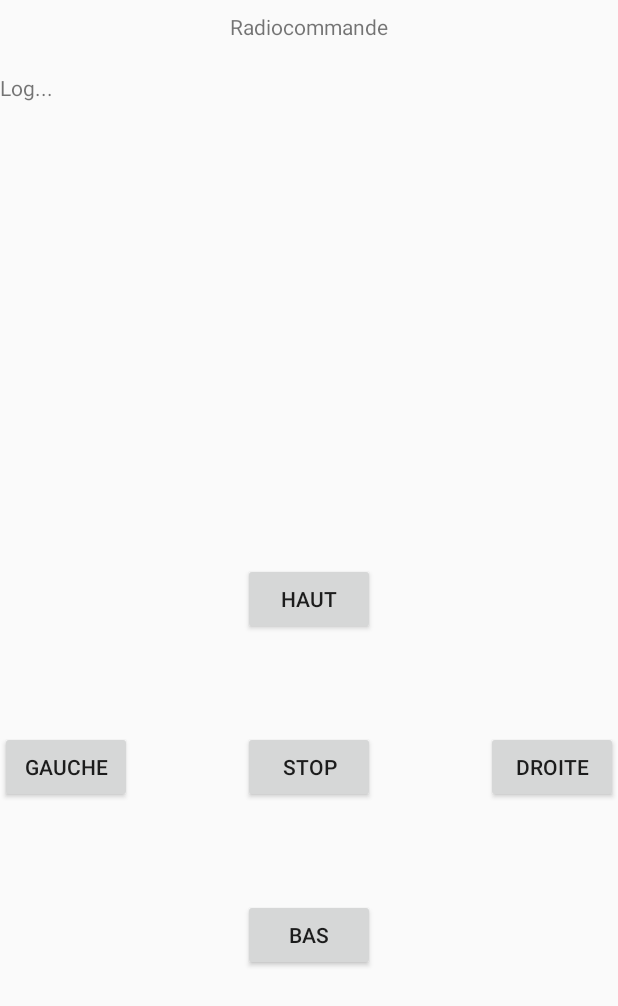
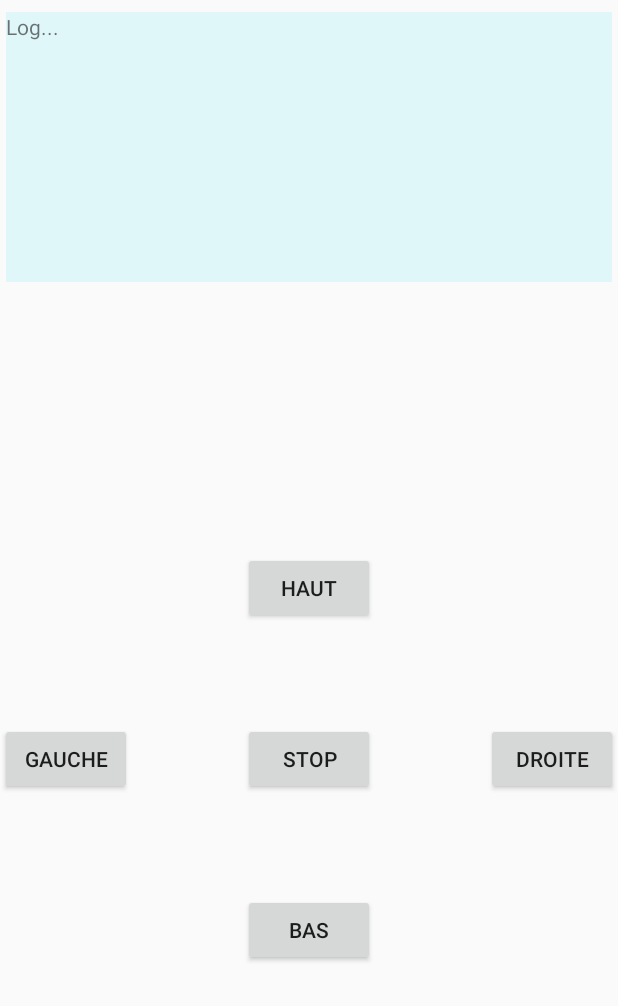
Before and after one commit to aduanra/robot-com, an Android app: the layout fragment_radiocommande.xml on its own in the app's theme, with its tools: preview values and no code run, on a phone screen of 412 x 824 dp. Shown: the top 1006 px of the screen. Run offline under Robolectric (Android 15) with nearby library versions, the phone set to English and light mode, and no system bars.

Commit message:
Log de radiocommande + défilement fonctionnent

```diff
--- a/app/src/main/java/fr/atech/robotcom/ui/radiocommande/RadioCommandeViewModel.java
+++ b/app/src/main/java/fr/atech/robotcom/ui/radiocommande/RadioCommandeViewModel.java
@@ -20,7 +20,7 @@ public class RadioCommandeViewModel extends ViewModel {
         logContent = new MutableLiveData<>();
         logContent.setValue("Ceci est mon log...");
 
-        initTcpCommunication();
+        //initTcpCommunication();
     }
 
     private void initTcpCommunication() {
--- a/app/src/main/res/layout/fragment_radiocommande.xml
+++ b/app/src/main/res/layout/fragment_radiocommande.xml
@@ -7,45 +7,40 @@
         android:layout_height="match_parent"
         tools:context=".ui.radiocommande.RadioCommandeFragment">
 
-    <TextView
-            android:id="@+id/text_rc_title"
-            android:text="@string/title_radiocommande"
 
-            android:textAlignment="center"
+    <ScrollView
+        android:id="@+id/scroller_rc_log"
+        android:layout_width="fill_parent"
+        android:layout_height="180dp"
 
-            android:layout_width="match_parent"
-            android:layout_height="wrap_content"
+        android:layout_marginStart="4dp"
+        android:layout_marginTop="8dp"
+        android:layout_marginEnd="4dp"
 
-            android:layout_marginStart="8dp"
-            android:layout_marginTop="8dp"
-            android:layout_marginEnd="8dp"
+        android:background="#E0F7FA"
 
-            app:layout_constraintTop_toTopOf="parent"
+        android:clipToPadding="false"
+        android:fadeScrollbars="false"
+        android:fillViewport="true"
 
-            app:layout_constraintEnd_toEndOf="parent"
-            app:layout_constraintStart_toStartOf="parent"
+        android:scrollbarAlwaysDrawVerticalTrack="true"
+        android:scrollbarStyle="insideOverlay"
+        android:scrollbars="vertical"
+        app:layout_constraintEnd_toEndOf="parent"
+        app:layout_constraintStart_toStartOf="parent"
+        app:layout_constraintTop_toTopOf="parent">
 
-            app:layout_constraintHorizontal_bias="0.0"
-            app:layout_constraintVertical_bias="0.184"/>
+        <TextView
+            android:id="@+id/text_radiocommande_log"
+            android:layout_width="fill_parent"
 
-    <TextView
-            android:id="@+id/text_radiocommande_log"
+            android:layout_height="fill_parent"
+            android:layout_weight="1.0"
             android:text="Log..."
 
-            android:textAlignment="gravity"
+            />
+    </ScrollView>
 
-            android:layout_width="match_parent"
-            android:layout_height="150dp"
-
-            app:layout_constraintTop_toBottomOf="@+id/text_rc_title"
-            app:layout_constraintStart_toStartOf="parent"
-
-            app:layout_constraintEnd_toEndOf="parent"
-            app:layout_constraintBottom_toBottomOf="parent"
-
-            app:layout_constraintHorizontal_bias="0.0"
-            app:layout_constraintVertical_bias="0.033"
-    />
 
     <Button
             android:id="@+id/button_rc_haut"
@@ -53,7 +48,7 @@
             android:layout_width="wrap_content"
             android:layout_height="wrap_content"
 
-            app:layout_constraintTop_toBottomOf="@+id/text_radiocommande_log"
+            app:layout_constraintTop_toBottomOf="@+id/scroller_rc_log"
             app:layout_constraintBottom_toTopOf="@+id/button_rc_bas"
 
             app:layout_constraintStart_toStartOf="parent"
```
Also changed, not shown: app/src/main/java/fr/atech/robotcom/ui/radiocommande/RadioCommandeFragment.java (+28 -5 lines), app/src/main/res/drawable-v24/contour_noir_bg.xml (added, +9 -0 lines).
